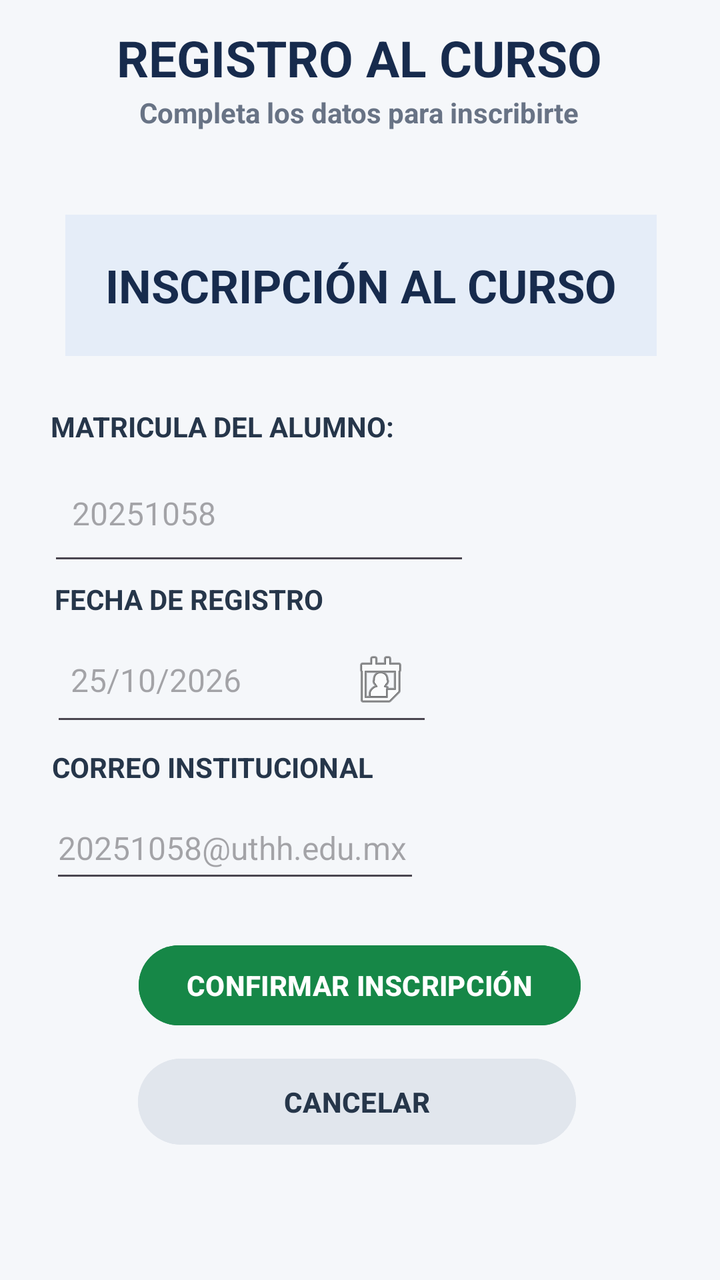
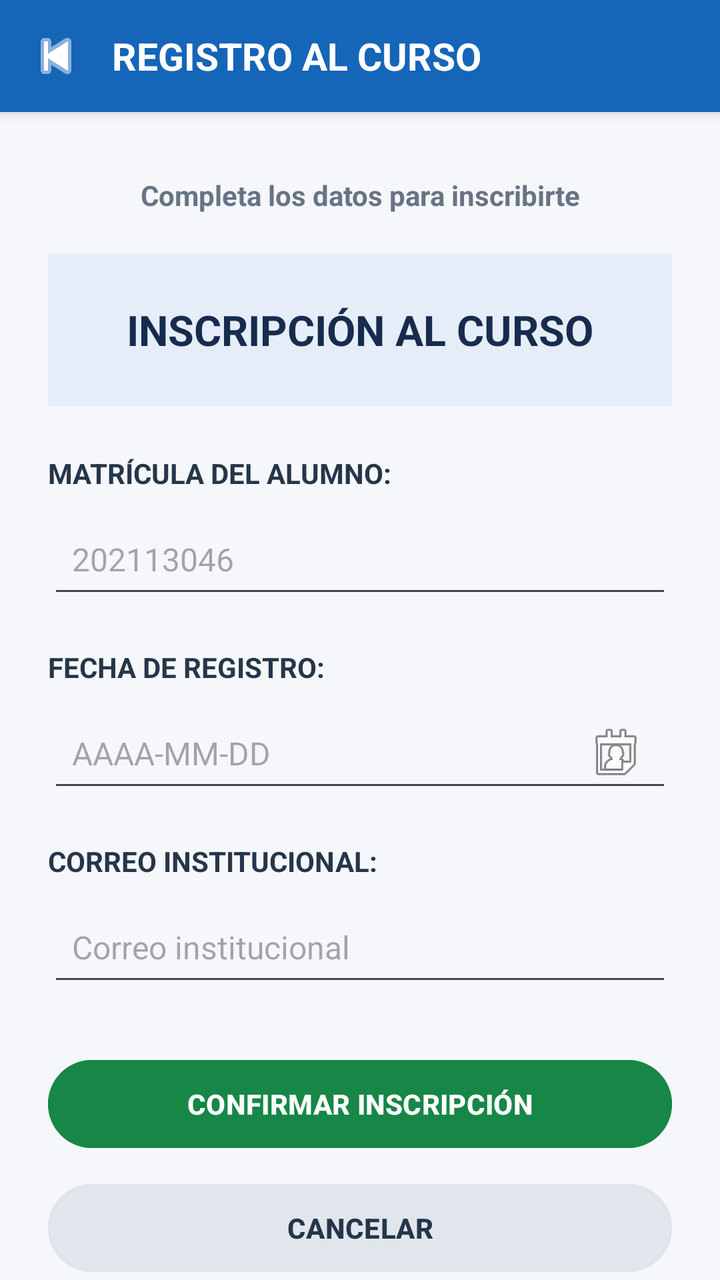

Compare the two renders of this Android layout. The source of the first and the diff that turns it into the second are given below.
<!-- AndroidManifest.xml: application theme Theme.Cursos -->
<!-- res/layout/activity_registrocursos.xml -->
<?xml version="1.0" encoding="utf-8"?>
<androidx.constraintlayout.widget.ConstraintLayout xmlns:android="http://schemas.android.com/apk/res/android"
    xmlns:app="http://schemas.android.com/apk/res-auto"
    xmlns:tools="http://schemas.android.com/tools"
    android:id="@+id/main"
    android:layout_width="match_parent"
    android:layout_height="match_parent"
    tools:context=".Vista.registrocursos">


    <ScrollView
        android:id="@+id/svRegistro"
        android:layout_width="match_parent"
        android:layout_height="match_parent"
        android:background="#F5F7FA"
        android:fillViewport="true"
        android:padding="0dp"
        android:scrollbars="vertical"
        app:layout_constraintBottom_toBottomOf="parent"
        app:layout_constraintEnd_toEndOf="parent"
        app:layout_constraintStart_toStartOf="parent"
        app:layout_constraintTop_toTopOf="parent">

        <androidx.constraintlayout.widget.ConstraintLayout
            android:layout_width="match_parent"
            android:layout_height="wrap_content">

            <Button
                android:id="@+id/btnConfirmarInscripcion"
                android:layout_width="wrap_content"
                android:layout_height="wrap_content"
                android:layout_marginBottom="14dp"
                android:backgroundTint="#168747"
                android:text="CONFIRMAR INSCRIPCIÓN"
                android:textSize="14sp"
                android:textStyle="bold"
                app:layout_constraintBottom_toBottomOf="parent"
                app:layout_constraintEnd_toEndOf="parent"
                app:layout_constraintHorizontal_bias="0.498"
                app:layout_constraintStart_toStartOf="parent"
                app:layout_constraintTop_toTopOf="parent"
                app:layout_constraintVertical_bias="0.811" />

            <Button
                android:id="@+id/btnCancelar"
                android:layout_width="219dp"
                android:layout_height="51dp"
                android:backgroundTint="#E1E6ED"
                android:text="CANCELAR"
                android:textColor="#26364A"
                android:textSize="14sp"
                android:textStyle="bold"
                app:layout_constraintBottom_toBottomOf="parent"
                app:layout_constraintEnd_toEndOf="parent"
                app:layout_constraintHorizontal_bias="0.489"
                app:layout_constraintStart_toStartOf="parent"
                app:layout_constraintTop_toTopOf="parent"
                app:layout_constraintVertical_bias="0.892" />

            <EditText
                android:id="@+id/txtCorreoInstitucional"
                android:layout_width="185dp"
                android:layout_height="48dp"
                android:layout_marginBottom="30dp"
                android:ems="10"

                android:inputType="textEmailAddress"
                android:singleLine="true"
                android:hint="20251058@uthh.edu.mx"
                android:textSize="16sp"
                app:layout_constraintBottom_toBottomOf="parent"
                app:layout_constraintEnd_toEndOf="parent"
                app:layout_constraintHorizontal_bias="0.142"
                app:layout_constraintStart_toStartOf="parent"
                app:layout_constraintTop_toTopOf="parent"
                app:layout_constraintVertical_bias="0.709" />

            <EditText
                android:id="@+id/txtFechaRegistro"
                android:layout_width="191dp"
                android:layout_height="59dp"
                android:layout_marginBottom="22dp"
                android:clickable="true"
                android:cursorVisible="false"
                android:ems="10"
                android:focusable="false"
                android:drawableEnd="@android:drawable/ic_menu_my_calendar"
                android:inputType="none"
                android:minHeight="48dp"
                android:paddingStart="10dp"
                android:paddingEnd="10dp"
                android:singleLine="true"
                android:hint="25/10/2026"
                android:textSize="16sp"
                app:layout_constraintBottom_toBottomOf="parent"
                app:layout_constraintEnd_toEndOf="parent"
                app:layout_constraintHorizontal_bias="0.15"
                app:layout_constraintStart_toStartOf="parent"
                app:layout_constraintTop_toTopOf="parent"
                app:layout_constraintVertical_bias="0.553" />

            <TextView
                android:id="@+id/txtTmatricula"
                android:layout_width="wrap_content"
                android:layout_height="wrap_content"
                android:layout_marginBottom="8dp"
                android:text="MATRICULA DEL ALUMNO:"
                android:textColor="#26364A"
                android:textSize="14sp"
                android:textStyle="bold"
                app:layout_constraintBottom_toBottomOf="parent"
                app:layout_constraintEnd_toEndOf="parent"
                app:layout_constraintHorizontal_bias="0.135"
                app:layout_constraintStart_toStartOf="parent"
                app:layout_constraintTop_toTopOf="parent"
                app:layout_constraintVertical_bias="0.332" />

            <TextView
                android:id="@+id/txtTfecha"
                android:layout_width="wrap_content"
                android:layout_height="wrap_content"
                android:layout_marginBottom="8dp"
                android:text="FECHA DE REGISTRO"
                android:textColor="#26364A"
                android:textSize="14sp"
                android:textStyle="bold"
                app:layout_constraintBottom_toBottomOf="parent"
                app:layout_constraintEnd_toEndOf="parent"
                app:layout_constraintHorizontal_bias="0.122"
                app:layout_constraintStart_toStartOf="parent"
                app:layout_constraintTop_toTopOf="parent"
                app:layout_constraintVertical_bias="0.473" />

            <TextView
                android:id="@+id/txtTcorreo"
                android:layout_width="wrap_content"
                android:layout_height="wrap_content"
                android:layout_marginBottom="8dp"
                android:text="CORREO INSTITUCIONAL"
                android:textColor="#26364A"
                android:textSize="14sp"
                android:textStyle="bold"
                app:layout_constraintBottom_toBottomOf="parent"
                app:layout_constraintEnd_toEndOf="parent"
                app:layout_constraintHorizontal_bias="0.13"
                app:layout_constraintStart_toStartOf="parent"
                app:layout_constraintTop_toTopOf="parent"
                app:layout_constraintVertical_bias="0.61" />

            <TextView
                android:id="@+id/txtNombreCurso"
                android:layout_width="wrap_content"
                android:layout_height="wrap_content"
                android:layout_marginTop="80dp"
                android:background="#E5EDF8"
                android:gravity="center"
                android:padding="20dp"
                android:text="INSCRIPCIÓN AL CURSO"
                android:textColor="#172B4D"
                android:textSize="23sp"
                android:textStyle="bold"
                app:layout_constraintBottom_toBottomOf="parent"
                app:layout_constraintEnd_toEndOf="parent"
                app:layout_constraintHorizontal_bias="0.507"
                app:layout_constraintStart_toStartOf="parent"
                app:layout_constraintTop_toTopOf="parent"
                app:layout_constraintVertical_bias="0.056" />

            <TextView
                android:id="@+id/txtSubtitulo"
                android:layout_width="wrap_content"
                android:layout_height="wrap_content"
                android:layout_marginBottom="24dp"
                android:gravity="center"
                android:text="Completa los datos para inscribirte"
                android:textColor="#687385"
                android:textSize="14sp"
                android:textStyle="bold"
                app:layout_constraintBottom_toBottomOf="parent"
                app:layout_constraintEnd_toEndOf="parent"
                app:layout_constraintHorizontal_bias="0.496"
                app:layout_constraintStart_toStartOf="parent"
                app:layout_constraintTop_toTopOf="parent"
                app:layout_constraintVertical_bias="0.078" />

            <TextView
                android:id="@+id/txtTitulo"
                android:layout_width="wrap_content"
                android:layout_height="wrap_content"
                android:layout_marginTop="12dp"
                android:layout_marginBottom="8dp"
                android:gravity="center"
                android:text="REGISTRO AL CURSO"
                android:textColor="#172B4D"
                android:textSize="25sp"
                android:textStyle="bold"
                app:layout_constraintBottom_toBottomOf="parent"
                app:layout_constraintEnd_toEndOf="parent"
                app:layout_constraintHorizontal_bias="0.497"
                app:layout_constraintStart_toStartOf="parent"
                app:layout_constraintTop_toTopOf="parent"
                app:layout_constraintVertical_bias="0.0" />

            <EditText
                android:id="@+id/txtMatriculaAlumno"
                android:layout_width="211dp"
                android:layout_height="62dp"
                android:layout_marginBottom="22dp"
                android:ems="10"

                android:inputType="number"
                android:padding="12dp"
                android:singleLine="true"
                android:hint="20251058"
                android:textSize="16sp"
                app:layout_constraintBottom_toBottomOf="parent"
                app:layout_constraintEnd_toEndOf="parent"
                app:layout_constraintHorizontal_bias="0.16"
                app:layout_constraintStart_toStartOf="parent"
                app:layout_constraintTop_toTopOf="parent"
                app:layout_constraintVertical_bias="0.406" />
        </androidx.constraintlayout.widget.ConstraintLayout>
    </ScrollView>
</androidx.constraintlayout.widget.ConstraintLayout>
<!-- resources referenced by this layout -->
<resources>
  <style name="Theme.Cursos" parent="Base.Theme.Cursos" />
  <style name="Base.Theme.Cursos" parent="Theme.Material3.DayNight.NoActionBar">
          
          
      </style>
</resources>

<!-- the commit's change to res/layout/activity_registrocursos.xml (unified diff, before → after) -->
@@ -1,224 +1,188 @@
 <?xml version="1.0" encoding="utf-8"?>
-<androidx.constraintlayout.widget.ConstraintLayout xmlns:android="http://schemas.android.com/apk/res/android"
+<LinearLayout
+    xmlns:android="http://schemas.android.com/apk/res/android"
     xmlns:app="http://schemas.android.com/apk/res-auto"
     xmlns:tools="http://schemas.android.com/tools"
     android:id="@+id/main"
     android:layout_width="match_parent"
     android:layout_height="match_parent"
+    android:orientation="vertical"
+    android:background="#F5F7FA"
+    android:fitsSystemWindows="true"
+    android:focusableInTouchMode="true"
     tools:context=".Vista.registrocursos">
 
+    <LinearLayout
+        android:layout_width="match_parent"
+        android:layout_height="56dp"
+        android:orientation="horizontal"
+        android:gravity="center_vertical"
+        android:background="#1565B8"
+        android:elevation="4dp">
+
+        <ImageButton
+            android:id="@+id/btnRegresar"
+            android:layout_width="56dp"
+            android:layout_height="match_parent"
+            android:background="?attr/selectableItemBackground"
+            android:src="@android:drawable/ic_media_previous"
+            android:contentDescription="Regresar"
+            android:padding="16dp"
+            app:tint="#FFFFFF" />
+
+        <TextView
+            android:id="@+id/txtTitulo"
+            android:layout_width="0dp"
+            android:layout_height="match_parent"
+            android:layout_weight="1"
+            android:gravity="center_vertical"
+            android:text="REGISTRO AL CURSO"
+            android:textColor="#FFFFFF"
+            android:textSize="19sp"
+            android:textStyle="bold" />
+
+    </LinearLayout>
 
     <ScrollView
         android:id="@+id/svRegistro"
         android:layout_width="match_parent"
-        android:layout_height="match_parent"
-        android:background="#F5F7FA"
+        android:layout_height="0dp"
+        android:layout_weight="1"
         android:fillViewport="true"
-        android:padding="0dp"
-        android:scrollbars="vertical"
-        app:layout_constraintBottom_toBottomOf="parent"
-        app:layout_constraintEnd_toEndOf="parent"
-        app:layout_constraintStart_toStartOf="parent"
-        app:layout_constraintTop_toTopOf="parent">
+        android:scrollbars="none"
+        android:clipToPadding="false">
 
-        <androidx.constraintlayout.widget.ConstraintLayout
+        <LinearLayout
             android:layout_width="match_parent"
-            android:layout_height="wrap_content">
+            android:layout_height="wrap_content"
+            android:orientation="vertical"
+            android:paddingStart="24dp"
+            android:paddingEnd="24dp"
+            android:paddingTop="32dp"
+            android:paddingBottom="28dp">
+
+            <TextView
+                android:id="@+id/txtSubtitulo"
+                android:layout_width="match_parent"
+                android:layout_height="wrap_content"
+                android:gravity="center"
+                android:text="Completa los datos para inscribirte"
+                android:textColor="#687385"
+                android:textSize="14sp"
+                android:textStyle="bold" />
+
+            <TextView
+                android:id="@+id/txtNombreCurso"
+                android:layout_width="match_parent"
+                android:layout_height="wrap_content"
+                android:layout_marginTop="20dp"
+                android:background="#E5EDF8"
+                android:gravity="center"
+                android:minHeight="76dp"
+                android:padding="16dp"
+                android:text="INSCRIPCIÓN AL CURSO"
+                android:textColor="#172B4D"
+                android:textSize="21sp"
+                android:textStyle="bold" />
+
+            <TextView
+                android:id="@+id/txtTmatricula"
+                android:layout_width="match_parent"
+                android:layout_height="wrap_content"
+                android:layout_marginTop="24dp"
+                android:text="MATRÍCULA DEL ALUMNO:"
+                android:textColor="#26364A"
+                android:textSize="14sp"
+                android:textStyle="bold" />
+
+            <EditText
+                android:id="@+id/txtMatriculaAlumno"
+                android:layout_width="match_parent"
+                android:layout_height="52dp"
+                android:layout_marginTop="6dp"
+                android:hint="202113046"
+                android:imeOptions="actionDone"
+                android:inputType="number"
+                android:maxLength="15"
+                android:paddingStart="12dp"
+                android:paddingEnd="12dp"
+                android:singleLine="true"
+                android:textSize="16sp" />
+
+            <TextView
+                android:id="@+id/txtTfecha"
+                android:layout_width="match_parent"
+                android:layout_height="wrap_content"
+                android:layout_marginTop="20dp"
+                android:text="FECHA DE REGISTRO:"
+                android:textColor="#26364A"
+                android:textSize="14sp"
+                android:textStyle="bold" />
+
+            <EditText
+                android:id="@+id/txtFechaRegistro"
+                android:layout_width="match_parent"
+                android:layout_height="52dp"
+                android:layout_marginTop="6dp"
+                android:clickable="true"
+                android:cursorVisible="false"
+                android:drawableEnd="@android:drawable/ic_menu_my_calendar"
+                android:focusable="false"
+                android:hint="AAAA-MM-DD"
+                android:inputType="none"
+                android:paddingStart="12dp"
+                android:paddingEnd="12dp"
+                android:singleLine="true"
+                android:textSize="16sp" />
+
+            <TextView
+                android:id="@+id/txtTcorreo"
+                android:layout_width="match_parent"
+                android:layout_height="wrap_content"
+                android:layout_marginTop="20dp"
+                android:text="CORREO INSTITUCIONAL:"
+                android:textColor="#26364A"
+                android:textSize="14sp"
+                android:textStyle="bold" />
+
+            <EditText
+                android:id="@+id/txtCorreoInstitucional"
+                android:layout_width="match_parent"
+                android:layout_height="52dp"
+                android:layout_marginTop="6dp"
+                android:clickable="false"
+                android:focusable="false"
+                android:hint="Correo institucional"
+                android:inputType="textEmailAddress"
+                android:paddingStart="12dp"
+                android:paddingEnd="12dp"
+                android:singleLine="true"
+                android:textSize="16sp" />
 
             <Button
                 android:id="@+id/btnConfirmarInscripcion"
-                android:layout_width="wrap_content"
-                android:layout_height="wrap_content"
-                android:layout_marginBottom="14dp"
+                android:layout_width="match_parent"
+                android:layout_height="52dp"
+                android:layout_marginTop="28dp"
                 android:backgroundTint="#168747"
                 android:text="CONFIRMAR INSCRIPCIÓN"
+                android:textColor="#FFFFFF"
                 android:textSize="14sp"
-                android:textStyle="bold"
-                app:layout_constraintBottom_toBottomOf="parent"
-                app:layout_constraintEnd_toEndOf="parent"
-                app:layout_constraintHorizontal_bias="0.498"
-                app:layout_constraintStart_toStartOf="parent"
-                app:layout_constraintTop_toTopOf="parent"
-                app:layout_constraintVertical_bias="0.811" />
+                android:textStyle="bold" />
 
             <Button
                 android:id="@+id/btnCancelar"
-                android:layout_width="219dp"
-                android:layout_height="51dp"
+                android:layout_width="match_parent"
+                android:layout_height="52dp"
+                android:layout_marginTop="10dp"
                 android:backgroundTint="#E1E6ED"
                 android:text="CANCELAR"
                 android:textColor="#26364A"
                 android:textSize="14sp"
-                android:textStyle="bold"
-                app:layout_constraintBottom_toBottomOf="parent"
-                app:layout_constraintEnd_toEndOf="parent"
-                app:layout_constraintHorizontal_bias="0.489"
-                app:layout_constraintStart_toStartOf="parent"
-                app:layout_constraintTop_toTopOf="parent"
-                app:layout_constraintVertical_bias="0.892" />
+                android:textStyle="bold" />
 
-            <EditText
-                android:id="@+id/txtCorreoInstitucional"
-                android:layout_width="185dp"
-                android:layout_height="48dp"
-                android:layout_marginBottom="30dp"
-                android:ems="10"
+        </LinearLayout>
 
-                android:inputType="textEmailAddress"
-                android:singleLine="true"
-                android:hint="20251058@uthh.edu.mx"
-                android:textSize="16sp"
-                app:layout_constraintBottom_toBottomOf="parent"
-                app:layout_constraintEnd_toEndOf="parent"
-                app:layout_constraintHorizontal_bias="0.142"
-                app:layout_constraintStart_toStartOf="parent"
-                app:layout_constraintTop_toTopOf="parent"
-                app:layout_constraintVertical_bias="0.709" />
+    </ScrollView>
 
-            <EditText
-                android:id="@+id/txtFechaRegistro"
-                android:layout_width="191dp"
-                android:layout_height="59dp"
-                android:layout_marginBottom="22dp"
-                android:clickable="true"
-                android:cursorVisible="false"
-                android:ems="10"
-                android:focusable="false"
-                android:drawableEnd="@android:drawable/ic_menu_my_calendar"
-                android:inputType="none"
-                android:minHeight="48dp"
-                android:paddingStart="10dp"
-                android:paddingEnd="10dp"
-                android:singleLine="true"
-                android:hint="25/10/2026"
-                android:textSize="16sp"
-                app:layout_constraintBottom_toBottomOf="parent"
-                app:layout_constraintEnd_toEndOf="parent"
-                app:layout_constraintHorizontal_bias="0.15"
-                app:layout_constraintStart_toStartOf="parent"
-                app:layout_constraintTop_toTopOf="parent"
-                app:layout_constraintVertical_bias="0.553" />
-
-            <TextView
-                android:id="@+id/txtTmatricula"
-                android:layout_width="wrap_content"
-                android:layout_height="wrap_content"
-                android:layout_marginBottom="8dp"
-                android:text="MATRICULA DEL ALUMNO:"
-                android:textColor="#26364A"
-                android:textSize="14sp"
-                android:textStyle="bold"
-                app:layout_constraintBottom_toBottomOf="parent"
-                app:layout_constraintEnd_toEndOf="parent"
-                app:layout_constraintHorizontal_bias="0.135"
-                app:layout_constraintStart_toStartOf="parent"
-                app:layout_constraintTop_toTopOf="parent"
-                app:layout_constraintVertical_bias="0.332" />
-
-            <TextView
-                android:id="@+id/txtTfecha"
-                android:layout_width="wrap_content"
-                android:layout_height="wrap_content"
-                android:layout_marginBottom="8dp"
-                android:text="FECHA DE REGISTRO"
-                android:textColor="#26364A"
-                android:textSize="14sp"
-                android:textStyle="bold"
-                app:layout_constraintBottom_toBottomOf="parent"
-                app:layout_constraintEnd_toEndOf="parent"
-                app:layout_constraintHorizontal_bias="0.122"
-                app:layout_constraintStart_toStartOf="parent"
-                app:layout_constraintTop_toTopOf="parent"
-                app:layout_constraintVertical_bias="0.473" />
-
-            <TextView
-                android:id="@+id/txtTcorreo"
-                android:layout_width="wrap_content"
-                android:layout_height="wrap_content"
-                android:layout_marginBottom="8dp"
-                android:text="CORREO INSTITUCIONAL"
-                android:textColor="#26364A"
-                android:textSize="14sp"
-                android:textStyle="bold"
-                app:layout_constraintBottom_toBottomOf="parent"
-                app:layout_constraintEnd_toEndOf="parent"
-                app:layout_constraintHorizontal_bias="0.13"
-                app:layout_constraintStart_toStartOf="parent"
-                app:layout_constraintTop_toTopOf="parent"
-                app:layout_constraintVertical_bias="0.61" />
-
-            <TextView
-                android:id="@+id/txtNombreCurso"
-                android:layout_width="wrap_content"
-                android:layout_height="wrap_content"
-                android:layout_marginTop="80dp"
-                android:background="#E5EDF8"
-                android:gravity="center"
-                android:padding="20dp"
-                android:text="INSCRIPCIÓN AL CURSO"
-                android:textColor="#172B4D"
-                android:textSize="23sp"
-                android:textStyle="bold"
-                app:layout_constraintBottom_toBottomOf="parent"
-                app:layout_constraintEnd_toEndOf="parent"
-                app:layout_constraintHorizontal_bias="0.507"
-                app:layout_constraintStart_toStartOf="parent"
-                app:layout_constraintTop_toTopOf="parent"
-                app:layout_constraintVertical_bias="0.056" />
-
-            <TextView
-                android:id="@+id/txtSubtitulo"
-                android:layout_width="wrap_content"
-                android:layout_height="wrap_content"
-                android:layout_marginBottom="24dp"
-                android:gravity="center"
-                android:text="Completa los datos para inscribirte"
-                android:textColor="#687385"
-                android:textSize="14sp"
-                android:textStyle="bold"
-                app:layout_constraintBottom_toBottomOf="parent"
-                app:layout_constraintEnd_toEndOf="parent"
-                app:layout_constraintHorizontal_bias="0.496"
-                app:layout_constraintStart_toStartOf="parent"
-                app:layout_constraintTop_toTopOf="parent"
-                app:layout_constraintVertical_bias="0.078" />
-
-            <TextView
-                android:id="@+id/txtTitulo"
-                android:layout_width="wrap_content"
-                android:layout_height="wrap_content"
-                android:layout_marginTop="12dp"
-                android:layout_marginBottom="8dp"
-                android:gravity="center"
-                android:text="REGISTRO AL CURSO"
-                android:textColor="#172B4D"
-                android:textSize="25sp"
-                android:textStyle="bold"
-                app:layout_constraintBottom_toBottomOf="parent"
-                app:layout_constraintEnd_toEndOf="parent"
-                app:layout_constraintHorizontal_bias="0.497"
-                app:layout_constraintStart_toStartOf="parent"
-                app:layout_constraintTop_toTopOf="parent"
-                app:layout_constraintVertical_bias="0.0" />
-
-            <EditText
-                android:id="@+id/txtMatriculaAlumno"
-                android:layout_width="211dp"
-                android:layout_height="62dp"
-                android:layout_marginBottom="22dp"
-                android:ems="10"
-
-                android:inputType="number"
-                android:padding="12dp"
-                android:singleLine="true"
-                android:hint="20251058"
-                android:textSize="16sp"
-                app:layout_constraintBottom_toBottomOf="parent"
-                app:layout_constraintEnd_toEndOf="parent"
-                app:layout_constraintHorizontal_bias="0.16"
-                app:layout_constraintStart_toStartOf="parent"
-                app:layout_constraintTop_toTopOf="parent"
-                app:layout_constraintVertical_bias="0.406" />
-        </androidx.constraintlayout.widget.ConstraintLayout>
-    </ScrollView>
-</androidx.constraintlayout.widget.ConstraintLayout>
+</LinearLayout>
